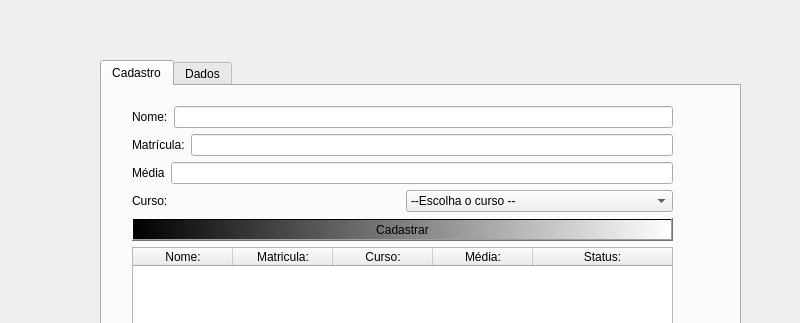
Above: Projetos QT/alunos/mainwindow.ui from nicolasrls/codigos before the change; both pictures show x 0 to 800 and y 0 to 323 of the 800 by 600 pixel window. Below: the same form after it.
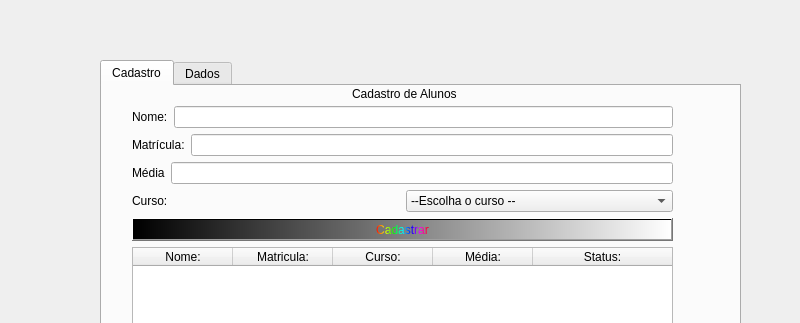
That is the form after the change.

Commit message: Modificação no layout do programa no QT

```diff
--- a/Projetos QT/alunos/mainwindow.ui
+++ b/Projetos QT/alunos/mainwindow.ui
@@ -30,7 +30,7 @@
      <attribute name="title">
       <string>Cadastro</string>
      </attribute>
-     <widget class="QWidget" name="">
+     <widget class="QWidget" name="layoutWidget">
       <property name="geometry">
        <rect>
         <x>30</x>
@@ -130,7 +130,11 @@
          <item>
           <widget class="QPushButton" name="btnCadastrar">
            <property name="styleSheet">
-            <string notr="true">background-color: qlineargradient(spread:pad, x1:0, y1:0, x2:1, y2:0, stop:0 rgba(0, 0, 0, 255), stop:1 rgba(255, 255, 255, 255));</string>
+            <string notr="true">background-color: qlineargradient(spread:pad, x1:0, y1:0, x2:1, y2:0, stop:0 rgba(0, 0, 0, 255), stop:1 rgba(255, 255, 255, 255));
+
+font: 10pt &quot;Rockwell&quot;;
+
+color: qlineargradient(spread:pad, x1:0, y1:0, x2:1, y2:0, stop:0 rgba(255, 0, 0, 255), stop:0.166 rgba(255, 255, 0, 255), stop:0.333 rgba(0, 255, 0, 255), stop:0.5 rgba(0, 255, 255, 255), stop:0.666 rgba(0, 0, 255, 255), stop:0.833 rgba(255, 0, 255, 255), stop:1 rgba(255, 0, 0, 255));</string>
            </property>
            <property name="text">
             <string>Cadastrar</string>
@@ -173,6 +177,19 @@
        </item>
       </layout>
      </widget>
+     <widget class="QLabel" name="label_5">
+      <property name="geometry">
+       <rect>
+        <x>250</x>
+        <y>0</y>
+        <width>111</width>
+        <height>16</height>
+       </rect>
+      </property>
+      <property name="text">
+       <string>Cadastro de Alunos</string>
+      </property>
+     </widget>
     </widget>
     <widget class="QWidget" name="tab_2">
      <attribute name="title">
```
The commit also changes 1 other file.
